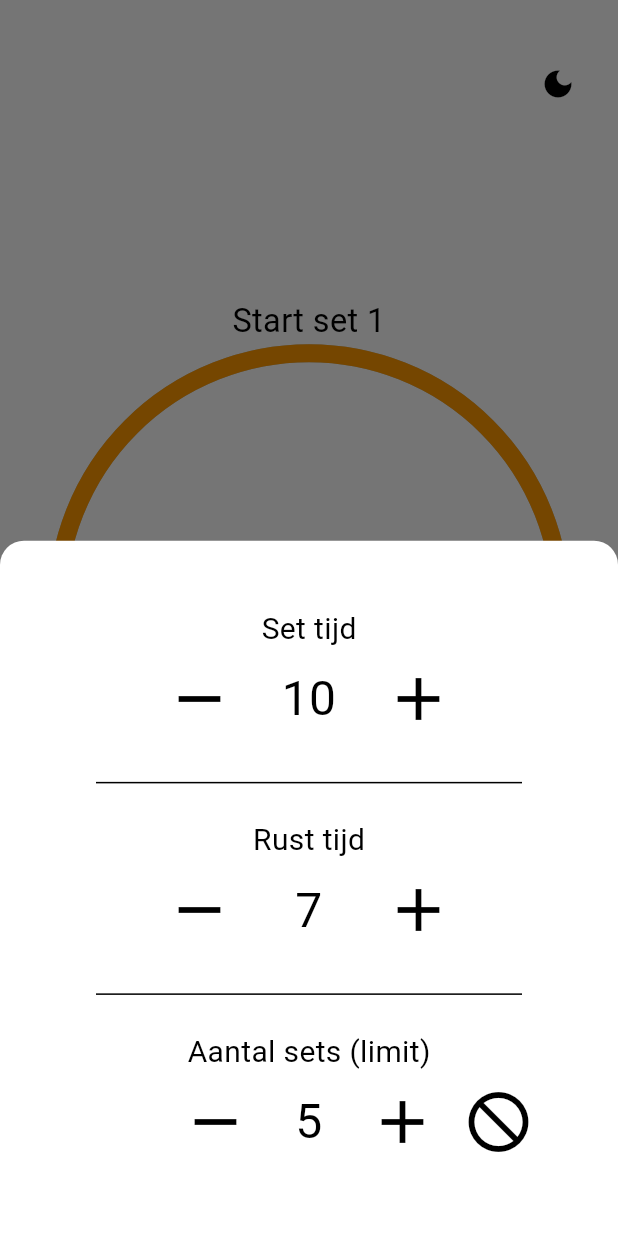
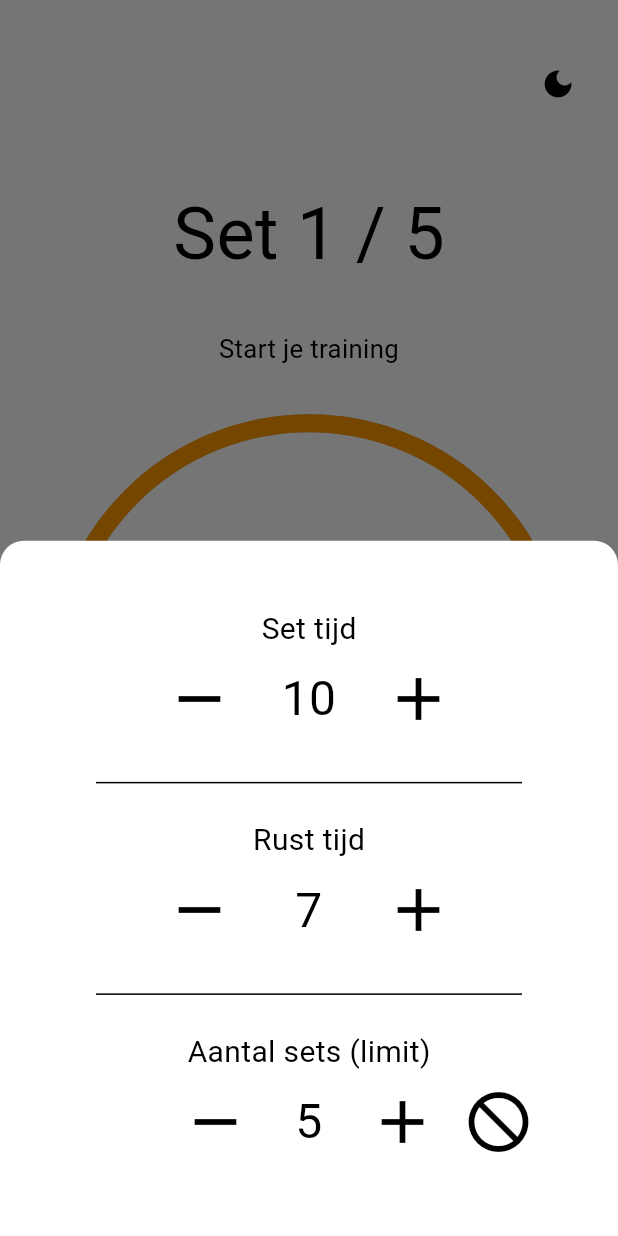
Before and after one commit to semerded/30-seconds-sets, a Flutter app: the screen it shows after launch, after a tap on the "more time" icon, on a phone screen of 412 x 824 dp. Run offline on Flutter 3.47's test engine with Material 3 defaults, Android fonts, the phone set to English and light mode, and no system bars; drawn by our look-alikes of percent_indicator; our stand-ins replace audioplayers.

Commit message:
update handling of sets

```diff
--- a/lib/func/variable_sizing.dart
+++ b/lib/func/variable_sizing.dart
@@ -5,10 +5,7 @@ class VariableSizing {
 
   VariableSizing(this.context);
 
-  double get mainScreenSize =>
-      MediaQuery.of(context).orientation == Orientation.portrait
-          ? MediaQuery.of(context).size.width
-          : MediaQuery.of(context).size.height;
+  double get mainScreenSize => MediaQuery.of(context).orientation == Orientation.portrait ? MediaQuery.of(context).size.width : MediaQuery.of(context).size.height;
 
   double get screenWidth => MediaQuery.of(context).size.width;
 
@@ -18,7 +15,7 @@ class VariableSizing {
 
   double get timerRadius => mainScreenSize / 2 - 32;
 
-  double get bigText => mainScreenSize / 19;
+  double get bigText => mainScreenSize / 24;
 
   double get buttonText => mainScreenSize / 32;
 }
--- a/lib/count_down.dart
+++ b/lib/pages/count_down.dart
@@ -1,9 +1,11 @@
 import 'package:app_30_seconds_sets/enum.dart';
 import 'package:app_30_seconds_sets/func/timer_handler.dart';
 import 'package:app_30_seconds_sets/func/variable_sizing.dart';
+import 'package:app_30_seconds_sets/pages/sets_completed.dart';
 import 'package:app_30_seconds_sets/widget/change_time_popup.dart';
 import 'package:app_30_seconds_sets/widget/dialog/stop_set_dialog.dart';
 import 'package:app_30_seconds_sets/widget/motivational_text.dart';
+import 'package:app_30_seconds_sets/widget/set_text.dart';
 import 'package:app_30_seconds_sets/widget/switch_dark_mode_button.dart';
 import 'package:app_30_seconds_sets/widget/timer_actions.dart';
 import 'package:app_30_seconds_sets/widget/visual_timer.dart';
@@ -37,7 +39,6 @@ class _CountDownState extends State<CountDown> {
           restTimer.start();
           currentActiveTimer = restTimer;
           currentActiveTime = restTime;
-          setCount++;
         }
       });
     });
@@ -45,10 +46,26 @@ class _CountDownState extends State<CountDown> {
     restTimer = TimerHandler(restTime, (isDone) {
       setState(() {
         if (isDone) {
-          isRestPause = false;
-          setTimer.start();
-          currentActiveTimer = setTimer;
-          currentActiveTime = setTime;
+          setCount++;
+
+          if (setCount > setLimit && setLimit != 0) {
+            Navigator.push(context, MaterialPageRoute<bool>(builder: (context) => const SetsCompleted())).then((callback) {
+              setState(() {
+                setActive = false;
+                timerState = TimerState.stopped;
+                currentActiveTimer.stop();
+                currentActiveTimer = setTimer;
+                setCount = 1;
+                currentActiveTime = setTime;
+                isRestPause = false;
+              });
+            });
+          } else {
+            isRestPause = false;
+            setTimer.start();
+            currentActiveTimer = setTimer;
+            currentActiveTime = setTime;
+          }
         }
       });
     });
@@ -86,8 +103,13 @@ class _CountDownState extends State<CountDown> {
                     ? Column(
                       mainAxisAlignment: MainAxisAlignment.center,
                       children: [
-                        MotivationalText(isRestPause: isRestPause, timerState: timerState, setCount: setCount),
+                        Spacer(flex: 4),
+                        SetText(setCount: setCount, setLimit: setLimit, isRestPause: isRestPause),
+                        Spacer(flex: 1),
+                        MotivationalText(isRestPause: isRestPause, timerState: timerState, setCount: setCount, setActive: setActive),
+                        Spacer(flex: 1),
                         VisualTimer(currentActiveTime: currentActiveTime, currentActiveTimer: currentActiveTimer, timerState: timerState, isFinalCountdown: currentActiveTimer.isFinalCountdown()),
+                        Spacer(flex: 1),
                         TimerActions(
                           timerState: timerState,
                           currentActiveTimer: currentActiveTimer,
@@ -99,6 +121,7 @@ class _CountDownState extends State<CountDown> {
                                 this.timerState = timerState;
                               }),
                         ),
+                        Spacer(flex: 4),
                       ],
                     )
                     ////////////////////////////
@@ -116,7 +139,8 @@ class _CountDownState extends State<CountDown> {
                           child: Column(
                             mainAxisAlignment: MainAxisAlignment.center,
                             children: [
-                              MotivationalText(isRestPause: isRestPause, timerState: timerState, setCount: setCount),
+                              SetText(setCount: setCount, setLimit: setLimit, isRestPause: isRestPause),
+                              MotivationalText(isRestPause: isRestPause, timerState: timerState, setCount: setCount, setActive: setActive),
                               TimerActions(
                                 timerState: timerState,
                                 currentActiveTimer: currentActiveTimer,
@@ -153,16 +177,6 @@ class _CountDownState extends State<CountDown> {
                         });
                       }
                     }),
-
-                // setState(() {
-                //   setActive = false;
-                //   timerState = TimerState.stopped;
-                //   currentActiveTimer.stop();
-                //   currentActiveTimer = setTimer;
-                //   setCount = 1;
-                //   currentActiveTime = setTime;
-                //   isRestPause = false;
-                // }),
                 backgroundColor: Colors.red,
                 child: Icon(Icons.stop),
               )
--- a/lib/widget/change_time_popup.dart
+++ b/lib/widget/change_time_popup.dart
@@ -20,7 +20,7 @@ Future<List<int>> changeTimePopup(BuildContext context, int setTime, int restTim
                       Spacer(flex: 5),
                       IconButton(
                         onPressed: () {
-                          setState(() => setTime -= 1);
+                          setState(() => setTime -= setTime == 5 ? 0 : 1);
                         },
                         icon: Icon(Icons.remove, size: 48),
                       ),
@@ -44,7 +44,7 @@ Future<List<int>> changeTimePopup(BuildContext context, int setTime, int restTim
                       Spacer(flex: 5),
                       IconButton(
                         onPressed: () {
-                          setState(() => restTime -= 1);
+                          setState(() => restTime -= restTime == 5 ? 0 : 1);
                         },
                         icon: Icon(Icons.remove, size: 48),
                       ),
@@ -68,12 +68,12 @@ Future<List<int>> changeTimePopup(BuildContext context, int setTime, int restTim
                       SizedBox(width: 64),
                       IconButton(
                         onPressed: () {
-                          setState(() => setLimit -= 1);
+                          setState(() => setLimit -= setLimit == 0 ? 0 : 1);
                         },
                         icon: Icon(Icons.remove, size: 48),
                       ),
                       Spacer(flex: 1),
-                      SizedBox(width: 48, child: Text(setLimit.toString(), style: TextStyle(fontSize: 32), textAlign: TextAlign.center)),
+                      SizedBox(width: 48, child: Text(setLimit == 0 ? "∞" : setLimit.toString(), style: TextStyle(fontSize: 32), textAlign: TextAlign.center)),
                       Spacer(flex: 1),
                       IconButton(
                         onPressed: () {
--- a/lib/widget/motivational_text.dart
+++ b/lib/widget/motivational_text.dart
@@ -6,7 +6,8 @@ class MotivationalText extends StatelessWidget {
   final bool isRestPause;
   final TimerState timerState;
   final int setCount;
-  const MotivationalText({super.key, required this.isRestPause, required this.timerState, required this.setCount});
+  final bool setActive;
+  const MotivationalText({super.key, required this.isRestPause, required this.timerState, required this.setCount, required this.setActive});
 
   @override
   Widget build(BuildContext context) {
@@ -15,17 +16,20 @@ class MotivationalText extends StatelessWidget {
       () {
         if (isRestPause) {
           if (timerState == TimerState.running) {
-            return "Set $setCount voltooid\nNu even rusten...";
+            return "Set voltooid, even rusten...";
           } else {
-            return "Rustpause voor set $setCount gepauseerd \nLangere rustpause nodig?";
+            return "Rustpause gepauseerd";
           }
         } else {
           if (timerState == TimerState.stopped) {
-            return "Start set $setCount";
+            if (setActive) {
+              return "Start met je set";
+            }
+            return "Start je training";
           } else if (timerState == TimerState.paused) {
-            return "Set $setCount gepauseerd\nVlieg snel terug in actie!";
+            return "Gepauseerd, Vlieg snel terug in actie!";
           } else {
-            return "Bezig met set $setCount\nBlijf zo doorgaan!";
+            return "Blijf zo doorgaan!";
           }
         }
       }(),
--- /dev/null
+++ b/lib/widget/set_text.dart
@@ -0,0 +1,13 @@
+import 'package:flutter/material.dart';
+
+class SetText extends StatelessWidget {
+  final int setCount;
+  final int setLimit;
+  final bool isRestPause;
+  const SetText({super.key, required this.setCount, required this.setLimit, required this.isRestPause});
+
+  @override
+  Widget build(BuildContext context) {
+    return Text("${isRestPause ? "Rust" : "Set"} $setCount${setLimit == 0 ? "" : " / $setLimit"}", style: const TextStyle(fontSize: 48));
+  }
+}
```
Also changed, not shown: lib/main.dart (+3 -13 lines), lib/pages/sets_completed.dart (added, +15 -0 lines).
